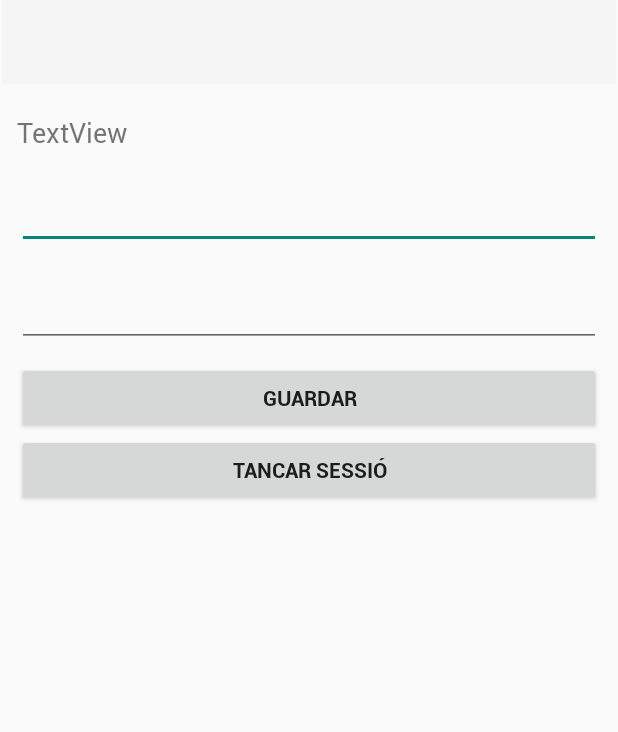
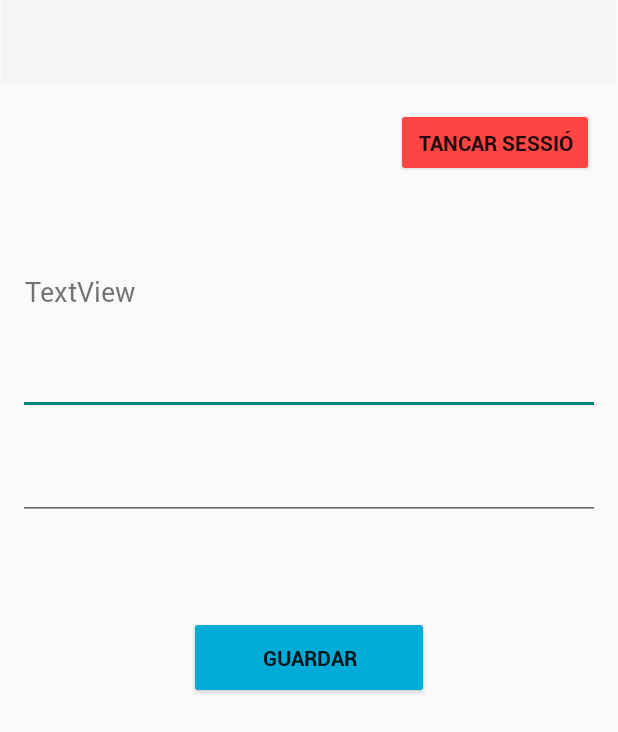
Before and after one commit to oriolvinals/Immobiliaria, an Android app: the layout activity_user_info.xml on its own in the app's theme, with its tools: preview values and no code run, on a phone screen of 412 x 824 dp. Shown: the top 732 px of the screen. Run offline under Robolectric (Android 15) with nearby library versions, the phone set to English and light mode, and no system bars.

Commit message:
user info update

```diff
--- a/app/src/main/res/layout/activity_user_info.xml
+++ b/app/src/main/res/layout/activity_user_info.xml
@@ -17,73 +17,79 @@
         app:layout_constraintStart_toStartOf="parent"
         app:layout_constraintTop_toTopOf="parent" />
 
-    <LinearLayout
-        android:layout_width="409dp"
-        android:layout_height="673dp"
-        android:orientation="vertical"
-        android:padding="10sp"
-        app:layout_constraintBottom_toBottomOf="parent"
-        app:layout_constraintEnd_toEndOf="parent"
-        app:layout_constraintStart_toStartOf="parent"
-        app:layout_constraintTop_toBottomOf="@+id/toolbar"
-        app:layout_constraintVertical_bias="0.0">
-
     <TextView
         android:id="@+id/textEmail"
-            android:layout_width="match_parent"
+        android:layout_width="388dp"
         android:layout_height="wrap_content"
-            android:layout_marginTop="10sp"
-            android:layout_marginBottom="10sp"
+        android:layout_marginTop="64dp"
         android:fontFamily="@font/roboto_regular"
         android:text="TextView"
-            android:textSize="18sp" />
+        android:textSize="18sp"
+        app:layout_constraintEnd_toEndOf="parent"
+        app:layout_constraintHorizontal_bias="0.695"
+        app:layout_constraintStart_toStartOf="parent"
+        app:layout_constraintTop_toBottomOf="@+id/button2" />
 
     <EditText
         android:id="@+id/editName"
-            android:layout_width="match_parent"
-            android:layout_height="wrap_content"
-            android:layout_marginTop="10sp"
-            android:layout_marginBottom="10sp"
+        android:layout_width="388dp"
+        android:layout_height="46dp"
+        android:layout_marginTop="24dp"
         android:ems="10"
         android:fontFamily="@font/roboto_regular"
         android:inputType="textPersonName"
-            android:textSize="18sp" />
+        android:textSize="18sp"
+        app:layout_constraintEnd_toEndOf="parent"
+        app:layout_constraintStart_toStartOf="parent"
+        app:layout_constraintTop_toBottomOf="@+id/textEmail" />
 
     <EditText
         android:id="@+id/editPhone"
-            android:layout_width="match_parent"
-            android:layout_height="wrap_content"
-            android:layout_marginTop="10sp"
-            android:layout_marginBottom="10sp"
+        android:layout_width="388dp"
+        android:layout_height="46dp"
+        android:layout_marginTop="24dp"
         android:ems="10"
         android:fontFamily="@font/roboto_regular"
         android:inputType="phone"
-            android:textSize="18sp" />
+        android:textSize="18sp"
+        app:layout_constraintEnd_toEndOf="parent"
+        app:layout_constraintStart_toStartOf="parent"
+        app:layout_constraintTop_toBottomOf="@+id/editName" />
 
     <Button
         android:id="@+id/button3"
-            android:layout_width="match_parent"
-            android:layout_height="wrap_content"
+        android:layout_width="160dp"
+        android:layout_height="55dp"
+        android:layout_marginTop="64dp"
+        android:backgroundTint="@color/colorBlue"
         android:fontFamily="@font/roboto_bold"
         android:onClick="saveUser"
-            android:text="@string/icon_save" />
+        android:text="@string/icon_save"
+        app:layout_constraintEnd_toEndOf="parent"
+        app:layout_constraintStart_toStartOf="parent"
+        app:layout_constraintTop_toBottomOf="@+id/editPhone" />
 
     <Button
         android:id="@+id/button2"
-            android:layout_width="match_parent"
-            android:layout_height="wrap_content"
+        android:layout_width="132dp"
+        android:layout_height="46dp"
+        android:layout_marginTop="16dp"
+        android:layout_marginEnd="16dp"
+        android:backgroundTint="@android:color/holo_red_light"
         android:fontFamily="@font/roboto_bold"
         android:onClick="logOut"
-            android:text="@string/icon_logout" />
+        android:text="@string/icon_logout"
+        app:layout_constraintEnd_toEndOf="parent"
+        app:layout_constraintTop_toBottomOf="@+id/toolbar" />
 
     <ProgressBar
         android:id="@+id/progressBar"
         style="?android:attr/progressBarStyle"
         android:layout_width="match_parent"
         android:layout_height="wrap_content"
-            android:layout_marginTop="20dp"
-            android:visibility="invisible" />
-
-    </LinearLayout>
+        android:layout_marginTop="64dp"
+        android:visibility="invisible"
+        app:layout_constraintTop_toBottomOf="@+id/button3"
+        tools:layout_editor_absoluteX="-45dp" />
 
 </androidx.constraintlayout.widget.ConstraintLayout>
```
Lines whose indentation alone changed are shown as unchanged.
